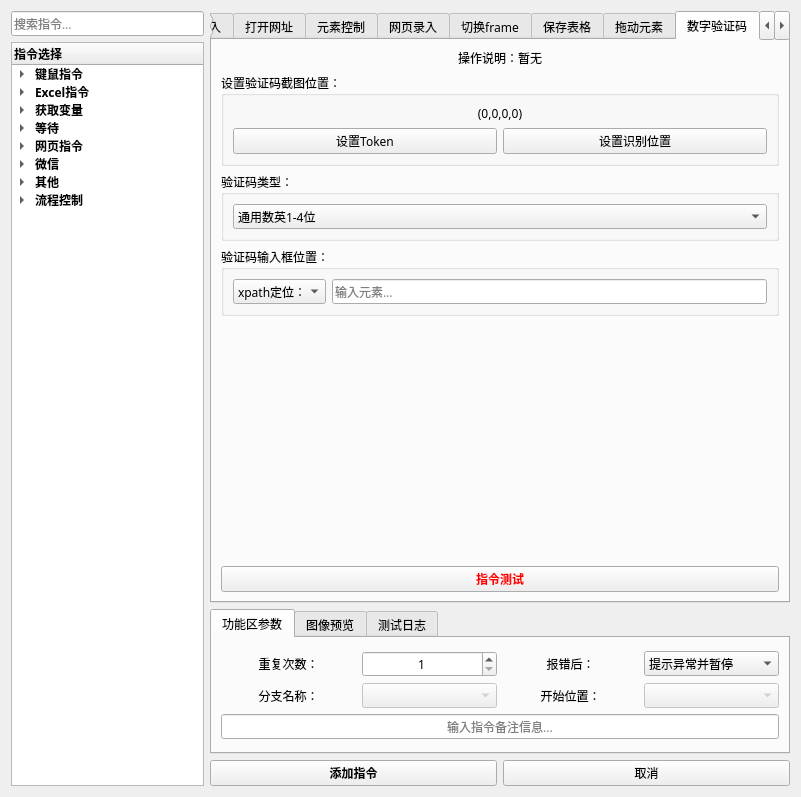
The window that 窗体/导航窗口.ui (FsterThanLight/automatic_clicker_2) describes before a commit, drawn with Qt 5.
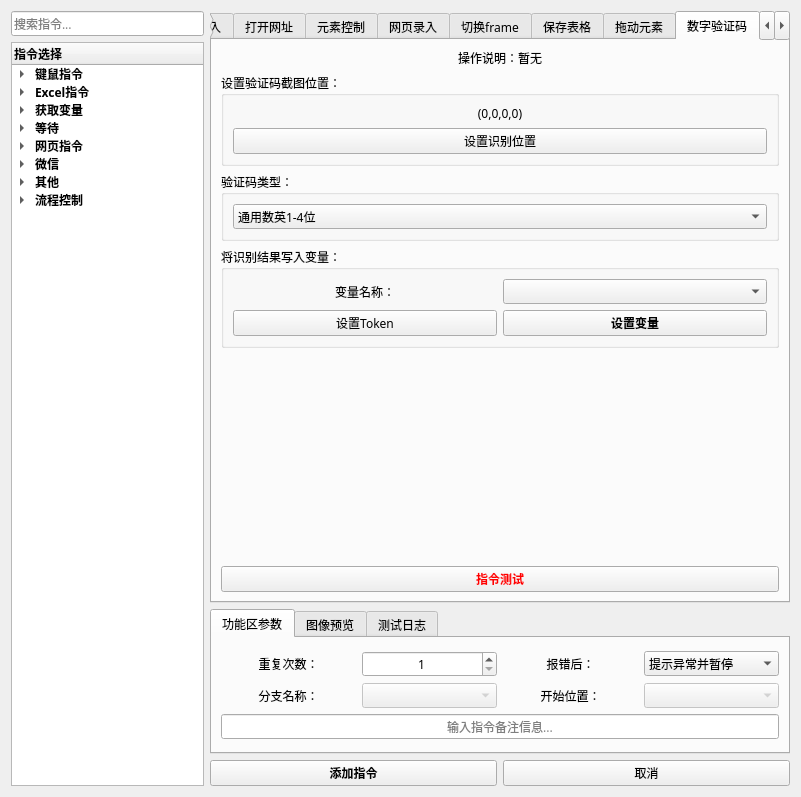
The same window after the commit. The open tabs and pages were chosen to show the change. Icons and pictures are not drawn.

Commit message: 2024年04月23日 21:54:00 数字验证码改用写入变量

Patch:
```diff
--- a/窗体/导航窗口.ui
+++ b/窗体/导航窗口.ui
@@ -4491,14 +4491,7 @@
               </property>
              </widget>
             </item>
-            <item row="1" column="0">
-             <widget class="QPushButton" name="pushButton_53">
-              <property name="text">
-               <string>设置Token</string>
-              </property>
-             </widget>
-            </item>
-            <item row="1" column="1">
+            <item row="1" column="0" colspan="2">
              <widget class="QPushButton" name="pushButton_16">
               <property name="text">
                <string>设置识别位置</string>
@@ -4589,43 +4582,44 @@
           </widget>
          </item>
          <item>
-          <widget class="QGroupBox" name="groupBox_20">
-           <property name="enabled">
-            <bool>true</bool>
-           </property>
+          <widget class="QGroupBox" name="groupBox_62">
            <property name="title">
-            <string>验证码输入框位置：</string>
+            <string>将识别结果写入变量：</string>
            </property>
-           <layout class="QVBoxLayout" name="verticalLayout_52">
-            <item>
-             <layout class="QGridLayout" name="gridLayout_31">
-              <item row="0" column="0">
-               <widget class="QComboBox" name="comboBox_25">
-                <item>
-                 <property name="text">
-                  <string>xpath定位：</string>
-                 </property>
-                </item>
-                <item>
-                 <property name="text">
-                  <string>元素ID：</string>
-                 </property>
-                </item>
-                <item>
-                 <property name="text">
-                  <string>元素名称：</string>
-                 </property>
-                </item>
-               </widget>
-              </item>
-              <item row="0" column="1">
-               <widget class="QLineEdit" name="lineEdit_18">
-                <property name="placeholderText">
-                 <string>输入元素...</string>
-                </property>
-               </widget>
-              </item>
-             </layout>
+           <layout class="QGridLayout" name="gridLayout_65" columnstretch="1,1">
+            <item row="0" column="1">
+             <widget class="QComboBox" name="comboBox_63"/>
+            </item>
+            <item row="0" column="0">
+             <widget class="QLabel" name="label_161">
+              <property name="text">
+               <string>变量名称：</string>
+              </property>
+              <property name="alignment">
+               <set>Qt::AlignCenter</set>
+              </property>
+             </widget>
+            </item>
+            <item row="2" column="1">
+             <widget class="QPushButton" name="pushButton_55">
+              <property name="font">
+               <font>
+                <family>微软雅黑</family>
+                <weight>75</weight>
+                <bold>true</bold>
+               </font>
+              </property>
+              <property name="text">
+               <string>设置变量</string>
+              </property>
+             </widget>
+            </item>
+            <item row="2" column="0">
+             <widget class="QPushButton" name="pushButton_53">
+              <property name="text">
+               <string>设置Token</string>
+              </property>
+             </widget>
             </item>
            </layout>
           </widget>
```
Left out of the diff: 16 changed lines with no effect on the pictures. The commit also changes 5 other files.
